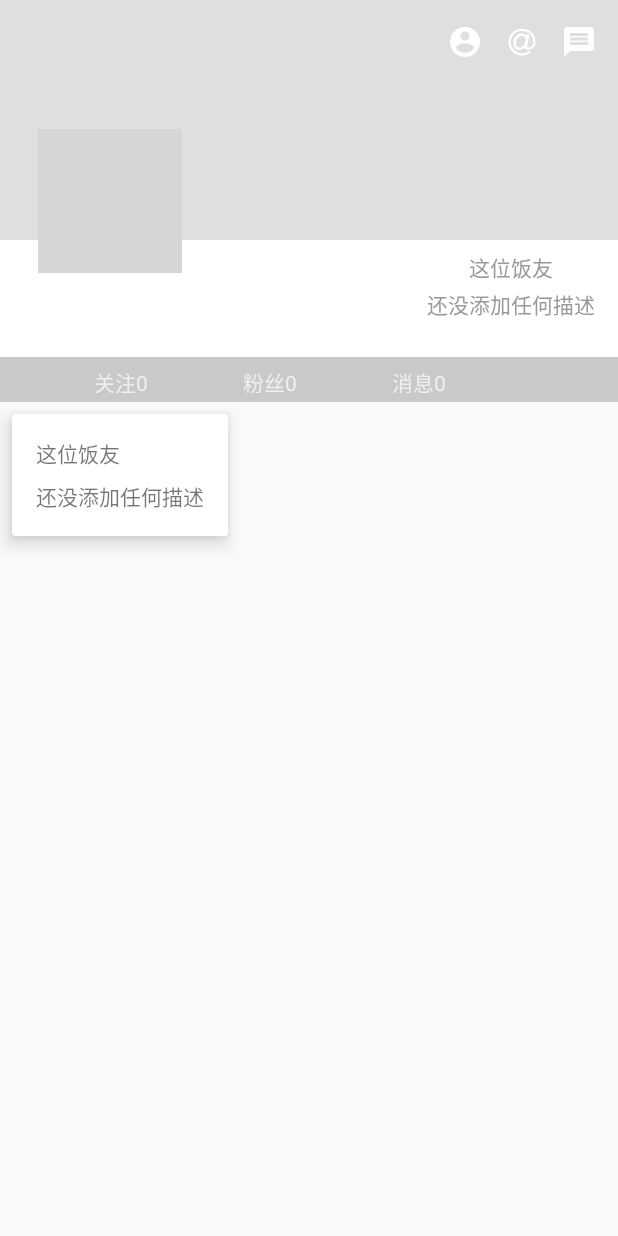
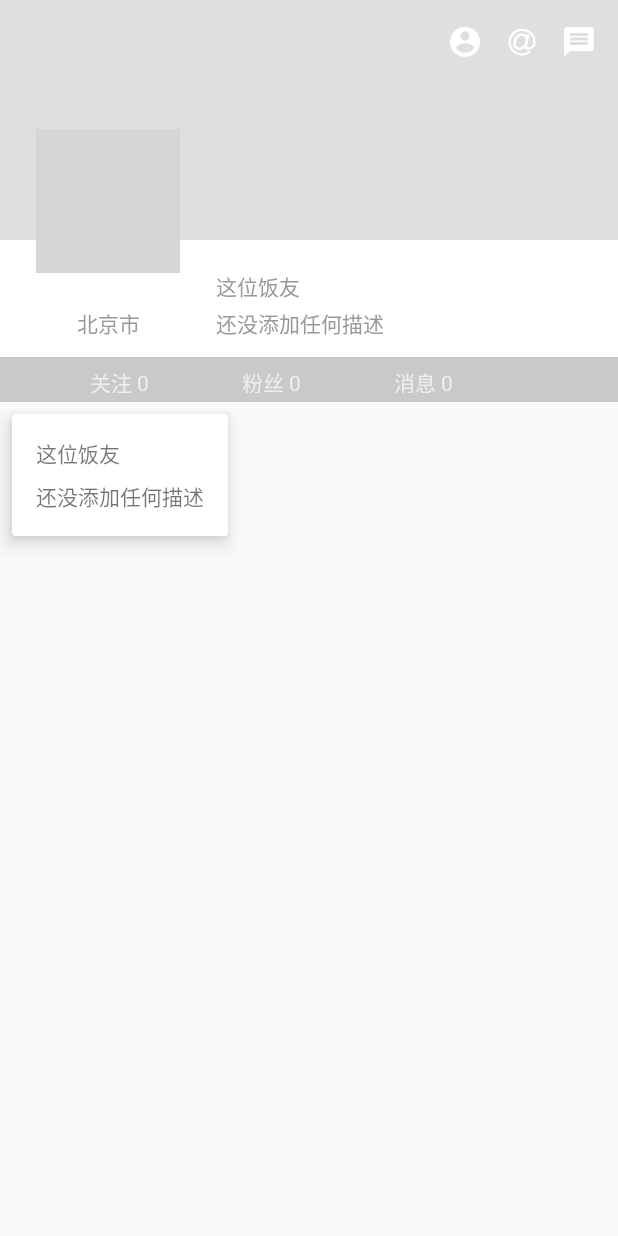
Before and after one commit to kelefun/keleFanfou, an Android app: the UserHomeActivity screen opened directly, with no data from a screen before it, on a phone screen of 412 x 824 dp. Run offline under Robolectric (Android 15) with nearby library versions, the phone set to English and light mode, and no system bars; our stand-ins replace CircleImageView; libraries missing offline, so code that uses them is left out: com.jaeger.library, com.jakewharton.rxbinding; network calls fail; pictures from the network do not load; 3 statements that could not run were skipped; grey boxes are pictures that could not be loaded.

Commit message:
update ui

```diff
--- a/app/src/main/java/com/funstill/kelefun/ui/other/UserHomeActivity.java
+++ b/app/src/main/java/com/funstill/kelefun/ui/other/UserHomeActivity.java
@@ -27,6 +27,7 @@ public class UserHomeActivity extends AppCompatActivity {
     private Toolbar mToolbar;
     private CollapsingToolbarLayout mCollapsingToolbarLayout;
     private TextView description;
+    private TextView location;
     private TextView friendsCount;
     private TextView followersCount;
     private TextView statusesCount;
@@ -47,7 +48,8 @@ public class UserHomeActivity extends AppCompatActivity {
 
     private void initView() {
         mCollapsingToolbarLayout=(CollapsingToolbarLayout)findViewById(R.id.collapsing_toolbar);
-        description=(TextView)findViewById(R.id.user_desc);
+        description=(TextView)findViewById(R.id.user_description);
+        location =(TextView)findViewById(R.id.user_location);
         mToolbar = (Toolbar) findViewById(R.id.toolbar);
         friendsCount = (TextView) findViewById(R.id.friends_count);
         followersCount = (TextView) findViewById(R.id.followers_count);
@@ -70,6 +72,7 @@ public class UserHomeActivity extends AppCompatActivity {
                         if(!TextUtils.isEmpty(userInfo.getDescription())){
                             description.setText(userInfo.getDescription());
                         }
+                        location.setText(userInfo.getLocation());
                         friendsCount.setText(formatCount(userInfo.getFriendsCount()));
                         followersCount.setText(formatCount(userInfo.getFollowersCount()));
                         statusesCount.setText(formatCount(userInfo.getStatusesCount()));
--- a/app/src/main/res/layout/activity_user_home.xml
+++ b/app/src/main/res/layout/activity_user_home.xml
@@ -18,7 +18,8 @@
             android:background="@color/white"
             android:fitsSystemWindows="true"
             app:contentScrim="?attr/colorPrimary"
-            app:expandedTitleGravity="center|right"
+            app:expandedTitleGravity="center_vertical"
+            app:expandedTitleMarginStart="142dp"
             app:expandedTitleTextAppearance="@style/user_title"
             app:layout_scrollFlags="scroll|exitUntilCollapsed|snap"
             app:titleEnabled="true">
@@ -44,32 +45,56 @@
                     android:layout_height="100dp"
                     android:layout_marginTop="@dimen/base_dimen_8dp"
                     android:orientation="vertical">
+                    <!--辅助布局 - 置count布局于底部-->
+                    <LinearLayout
+                        android:layout_width="match_parent"
+                        android:layout_height="0dp"
+                        android:layout_weight="1"
+                        android:orientation="vertical" />
+                    <LinearLayout
+                        android:layout_width="match_parent"
+                        android:layout_height="wrap_content"
+                        android:orientation="horizontal">
 
                         <LinearLayout
                             android:layout_width="wrap_content"
+                            android:layout_height="match_parent"
+                            android:gravity="center"
+                            android:layout_marginStart="@dimen/base_dimen_24dp"
+                            android:layout_marginBottom="@dimen/base_dimen_12dp"
+                            android:orientation="horizontal">
+                            <TextView
+                                android:id="@+id/user_location"
+                                android:layout_width="@dimen/userhome_avatar_length_large"
                                 android:layout_height="wrap_content"
-                        android:layout_gravity="right"
-                        android:layout_marginEnd="15dp"
-                        android:layout_marginLeft="150dp">
+                                android:layout_gravity="bottom"
+                                android:ellipsize="end"
+                                android:gravity="center"
+                                android:lines="1"
+                                android:text="北京市"
+                                android:textColor="@color/grey" />
+                        </LinearLayout>
+
+                        <LinearLayout
+                            android:layout_width="match_parent"
+                            android:layout_height="match_parent"
+                            android:layout_marginStart="@dimen/base_dimen_24dp"
+                            android:layout_marginBottom="@dimen/base_dimen_12dp"
+                            android:gravity="center">
 
                             <TextView
-                            android:id="@+id/user_desc"
-                            android:layout_width="wrap_content"
+                                android:id="@+id/user_description"
+                                android:layout_width="match_parent"
                                 android:layout_height="wrap_content"
+                                android:layout_gravity="bottom"
                                 android:ellipsize="end"
-                            android:gravity="center"
+                                android:maxLines="3"
                                 android:lineSpacingMultiplier="1.2"
-                            android:maxLines="3"
                                 android:text="@string/user_description"
                                 android:textColor="@color/grey" />
                         </LinearLayout>
+                    </LinearLayout>
 
-                    <!--辅助布局 - 置count布局于底部-->
-                    <LinearLayout
-                        android:layout_width="match_parent"
-                        android:layout_height="wrap_content"
-                        android:layout_weight="1"
-                        android:orientation="vertical" />
 
                     <!--关注粉丝消息数目(count)水平布局-->
                     <LinearLayout
@@ -82,8 +107,8 @@
                         <LinearLayout
                             android:layout_width="wrap_content"
                             android:layout_height="wrap_content"
-                            android:padding="@dimen/base_dimen_6dp"
-                            android:layout_marginRight="@dimen/base_dimen_4dp">
+                            android:layout_marginRight="@dimen/base_dimen_4dp"
+                            android:padding="@dimen/base_dimen_6dp">
 
                             <TextView
                                 android:layout_width="wrap_content"
@@ -100,8 +125,8 @@
                         <LinearLayout
                             android:layout_width="wrap_content"
                             android:layout_height="wrap_content"
-                            android:padding="@dimen/base_dimen_6dp"
-                            android:layout_marginRight="@dimen/base_dimen_4dp">
+                            android:layout_marginRight="@dimen/base_dimen_4dp"
+                            android:padding="@dimen/base_dimen_6dp">
 
                             <TextView
                                 android:layout_width="wrap_content"
@@ -118,8 +143,8 @@
                         <LinearLayout
                             android:layout_width="wrap_content"
                             android:layout_height="wrap_content"
-                            android:padding="@dimen/base_dimen_6dp"
-                            android:layout_marginRight="@dimen/base_dimen_4dp">
+                            android:layout_marginRight="@dimen/base_dimen_4dp"
+                            android:padding="@dimen/base_dimen_6dp">
 
                             <TextView
                                 android:layout_width="wrap_content"
@@ -145,7 +170,7 @@
                     android:layout_width="@dimen/userhome_avatar_length_large"
                     android:layout_height="@dimen/userhome_avatar_length_large"
                     android:layout_gravity="center_vertical|left"
-                    android:layout_marginLeft="25dp"
+                    android:layout_marginLeft="@dimen/base_dimen_24dp"
                     android:src="@drawable/ic_launcher"
                     app:civ_border_color="@color/colorGrey"
                     app:civ_border_width="1dp" />
--- a/app/src/main/res/values/dimens.xml
+++ b/app/src/main/res/values/dimens.xml
@@ -8,14 +8,14 @@
     <dimen name="base_dimen_4dp">4dp</dimen>
     <dimen name="base_dimen_6dp">6dp</dimen>
     <dimen name="base_dimen_8dp">8dp</dimen>
+    <dimen name="base_dimen_12dp">12dp</dimen>
+    <dimen name="base_dimen_24dp">24dp</dimen>
 
     <dimen name="icon_distance">14dp</dimen>
     <dimen name="avatar_length">36dp</dimen>
-    <dimen name="status_icon">25dp</dimen>
     <dimen name="bottombar_height">48dp</dimen>
 
-    <dimen name="userhome_count_width">55dp</dimen>
-    <dimen name="userhome_avatar_margin_left">24dp</dimen>
+    <dimen name="userhome_count_width">54dp</dimen>
     <dimen name="userhome_avatar_length_large">96dp</dimen>
     <dimen name="userhome_count_margin_top">70dp</dimen>
 </resources>
--- a/app/src/main/res/values/strings.xml
+++ b/app/src/main/res/values/strings.xml
@@ -12,8 +12,8 @@
     <string name="error_field_required">不能为空</string>
     <string name="error_invalid_account_password">账号或密码错误</string>
     <string name="user_description">这位饭友\n还没添加任何描述</string>
-    <string name="friendsCount">关注 </string>
-    <string name="followersCount">粉丝 </string>
-    <string name="statusesCount">消息 </string>
+    <string name="friendsCount">关注\u0020</string>
+    <string name="followersCount">粉丝\u0020</string>
+    <string name="statusesCount">消息\u0020</string>
 
 </resources>
```
Lines whose indentation alone changed are shown as unchanged.
